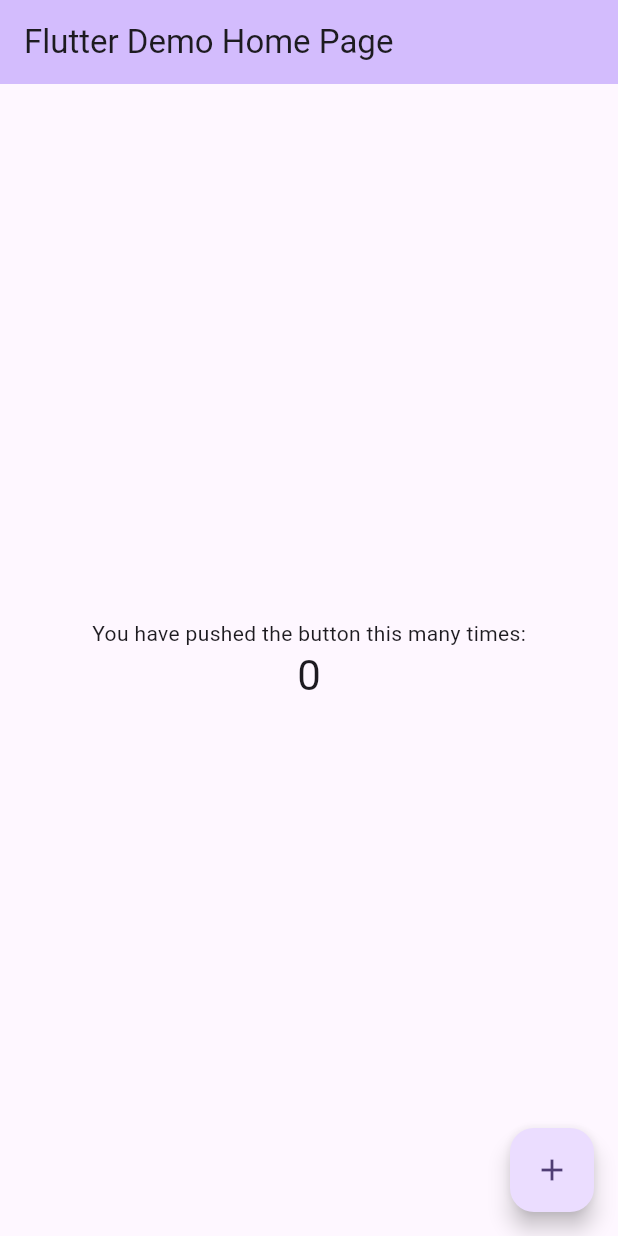
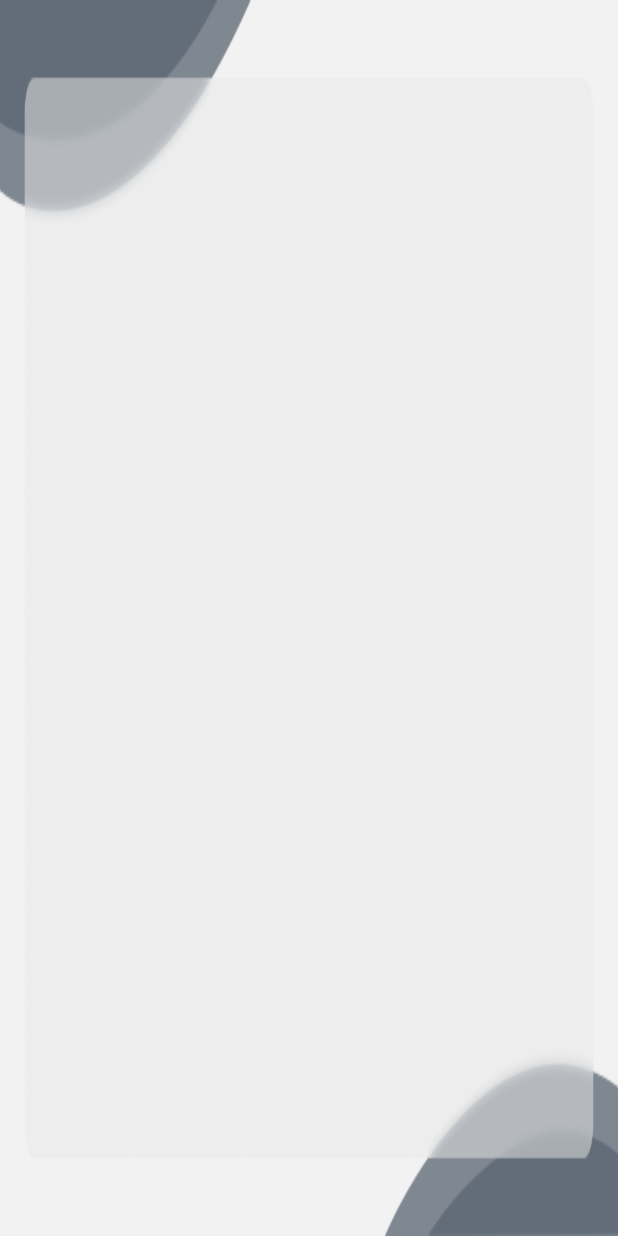
Before and after one commit to EruelUrsua/AI_Connectivity_DSC_AIM_Web, a Flutter app: the screen it shows after launch, on a phone screen of 412 x 824 dp. Run offline on Flutter 3.47's test engine with Material 3 defaults, Android fonts, the light colour scheme and no system bars.

Commit message:
added bg to homepage

```diff
--- a/lib/main.dart
+++ b/lib/main.dart
@@ -1,3 +1,4 @@
+import 'package:ai_hack_web/pages/home_page.dart';
 import 'package:flutter/material.dart';
 
 void main() {
@@ -11,115 +12,13 @@
   @override
   Widget build(BuildContext context) {
     return MaterialApp(
-      title: 'Flutter Demo',
+      debugShowCheckedModeBanner: false,
+      title: 'AI Hack Web',
       theme: ThemeData(
-        // This is the theme of your application.
-        //
-        // TRY THIS: Try running your application with "flutter run". You'll see
-        // the application has a purple toolbar. Then, without quitting the app,
-        // try changing the seedColor in the colorScheme below to Colors.green
-        // and then invoke "hot reload" (save your changes or press the "hot
-        // reload" button in a Flutter-supported IDE, or press "r" if you used
-        // the command line to start the app).
-        //
-        // Notice that the counter didn't reset back to zero; the application
-        // state is not lost during the reload. To reset the state, use hot
-        // restart instead.
-        //
-        // This works for code too, not just values: Most code changes can be
-        // tested with just a hot reload.
         colorScheme: ColorScheme.fromSeed(seedColor: Colors.deepPurple),
         useMaterial3: true,
       ),
-      home: const MyHomePage(title: 'Flutter Demo Home Page'),
+      home: const HomePage(),
     );
   }
 }
-
-class MyHomePage extends StatefulWidget {
-  const MyHomePage({super.key, required this.title});
-
-  // This widget is the home page of your application. It is stateful, meaning
-  // that it has a State object (defined below) that contains fields that affect
-  // how it looks.
-
-  // This class is the configuration for the state. It holds the values (in this
-  // case the title) provided by the parent (in this case the App widget) and
-  // used by the build method of the State. Fields in a Widget subclass are
-  // always marked "final".
-
-  final String title;
-
-  @override
-  State<MyHomePage> createState() => _MyHomePageState();
-}
-
-class _MyHomePageState extends State<MyHomePage> {
-  int _counter = 0;
-
-  void _incrementCounter() {
-    setState(() {
-      // This call to setState tells the Flutter framework that something has
-      // changed in this State, which causes it to rerun the build method below
-      // so that the display can reflect the updated values. If we changed
-      // _counter without calling setState(), then the build method would not be
-      // called again, and so nothing would appear to happen.
-      _counter++;
-    });
-  }
-
-  @override
-  Widget build(BuildContext context) {
-    // This method is rerun every time setState is called, for instance as done
-    // by the _incrementCounter method above.
-    //
-    // The Flutter framework has been optimized to make rerunning build methods
-    // fast, so that you can just rebuild anything that needs updating rather
-    // than having to individually change instances of widgets.
-    return Scaffold(
-      appBar: AppBar(
-        // TRY THIS: Try changing the color here to a specific color (to
-        // Colors.amber, perhaps?) and trigger a hot reload to see the AppBar
-        // change color while the other colors stay the same.
-        backgroundColor: Theme.of(context).colorScheme.inversePrimary,
-        // Here we take the value from the MyHomePage object that was created by
-        // the App.build method, and use it to set our appbar title.
-        title: Text(widget.title),
-      ),
-      body: Center(
-        // Center is a layout widget. It takes a single child and positions it
-        // in the middle of the parent.
-        child: Column(
-          // Column is also a layout widget. It takes a list of children and
-          // arranges them vertically. By default, it sizes itself to fit its
-          // children horizontally, and tries to be as tall as its parent.
-          //
-          // Column has various properties to control how it sizes itself and
-          // how it positions its children. Here we use mainAxisAlignment to
-          // center the children vertically; the main axis here is the vertical
-          // axis because Columns are vertical (the cross axis would be
-          // horizontal).
-          //
-          // TRY THIS: Invoke "debug painting" (choose the "Toggle Debug Paint"
-          // action in the IDE, or press "p" in the console), to see the
-          // wireframe for each widget.
-          mainAxisAlignment: MainAxisAlignment.center,
-          children: <Widget>[
-            const Text(
-              'You have pushed the button this many times:',
-            ),
-            Text(
-              '$_counter',
-              style: Theme.of(context).textTheme.headlineMedium,
-            ),
-          ],
-        ),
-      ),
-      floatingActionButton: FloatingActionButton(
-        onPressed: _incrementCounter,
-        tooltip: 'Increment',
-        child: const Icon(Icons.add),
-      ), // This trailing comma makes auto-formatting nicer for build methods.
-    );
-  }
-}
--- /dev/null
+++ b/lib/pages/home_page.dart
@@ -0,0 +1,26 @@
+import 'package:flutter/material.dart';
+
+class HomePage extends StatefulWidget {
+  const HomePage({super.key});
+
+  @override
+  State<HomePage> createState() => _HomePageState();
+}
+
+class _HomePageState extends State<HomePage> {
+  @override
+  Widget build(BuildContext context) {
+    return  Scaffold(
+    body: Container(
+      alignment: Alignment.center,
+      decoration: BoxDecoration(
+        image: DecorationImage(image: AssetImage("assets/bg.png"
+        ),
+        fit: BoxFit.fill
+        ),
+      ),
+    ),
+
+    );
+  }
+}
--- a/pubspec.yaml
+++ b/pubspec.yaml
@@ -58,7 +58,8 @@ flutter:
   uses-material-design: true
 
   # To add assets to your application, add an assets section, like this:
-  # assets:
+  assets:
+      - assets/
   #   - images/a_dot_burr.jpeg
   #   - images/a_dot_ham.jpeg
 
```
Also changed, not shown: assets/bg.png (added).
